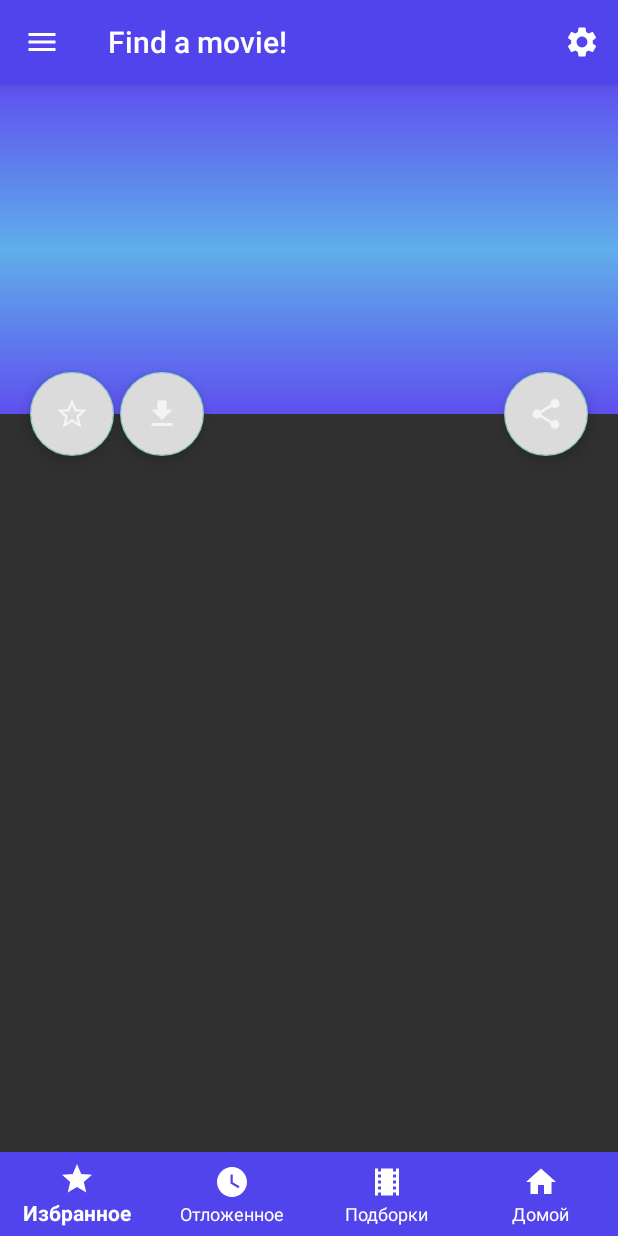
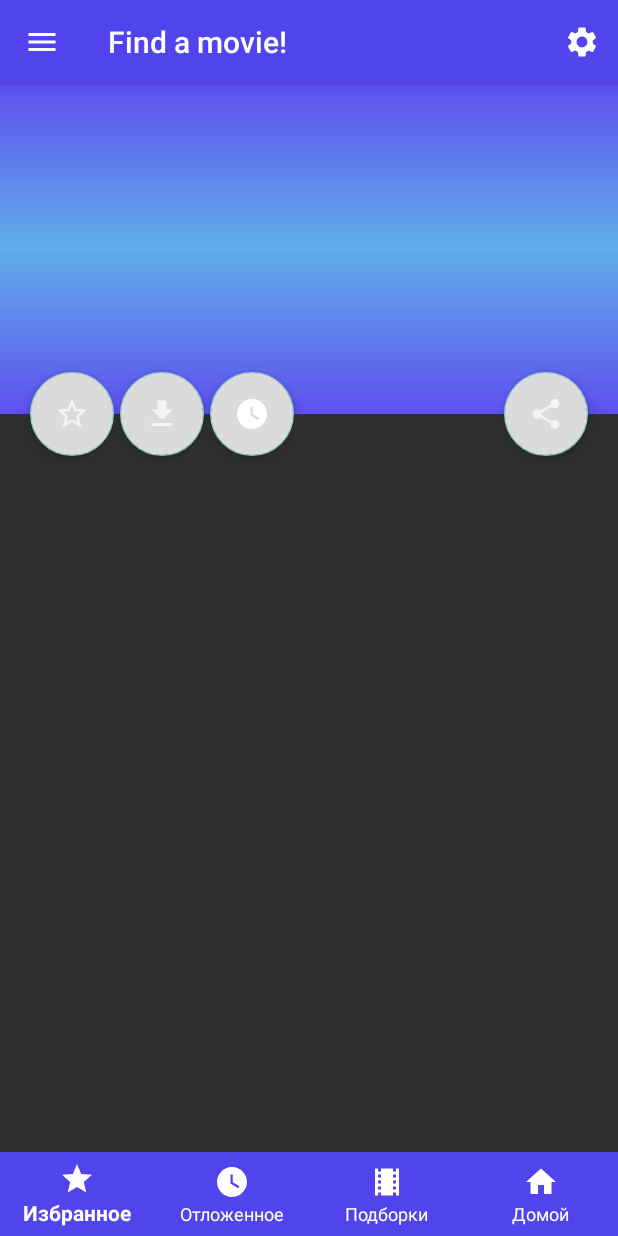
Before and after one commit to RVKovalchuk/PetProject_app_MovieSearch, an Android app: the fragment DetailsFragment placed in its activity, on a phone screen of 412 x 824 dp. Run offline under Robolectric (Android 15) with nearby library versions, the light colour scheme and no system bars; our stand-ins replace Room's generated code, RxJava; pictures from the network do not load; 7 statements that could not run were skipped.

Commit message:
Added Notification of WatchLaterButton

```diff
--- a/app/src/main/java/com/example/moviesearch/data/entity/FilmConstants.kt
+++ /dev/null
@@ -1,5 +0,0 @@
-package com.example.moviesearch.data.entity
-
-object FilmConstants {
-    const val FILM_BUNDLE_KEY = "film"
-}
--- a/app/src/main/java/com/example/moviesearch/view/MainActivity.kt
+++ b/app/src/main/java/com/example/moviesearch/view/MainActivity.kt
@@ -11,7 +11,6 @@ import androidx.fragment.app.Fragment
 import com.example.domain.Film
 import com.example.moviesearch.utils.ConnectionChecker
 import com.example.moviesearch.R
-import com.example.moviesearch.data.entity.FilmConstants
 import com.example.moviesearch.view.fragments.*
 import com.google.android.material.bottomnavigation.BottomNavigationView
 
@@ -115,7 +114,7 @@ class MainActivity : AppCompatActivity() {
 
     fun launchDetailsFragment(film: Film) {
         val bundle = Bundle()
-        bundle.putParcelable(FilmConstants.FILM_BUNDLE_KEY, film)
+        bundle.putParcelable(FILM_BUNDLE_KEY, film)
         val fragment = DetailsFragment()
         fragment.arguments = bundle
 
@@ -132,5 +131,6 @@ class MainActivity : AppCompatActivity() {
         private const val TAG_HOME = "home"
         private const val TAG_WATCH_LATER = "watch later"
         private const val TAG_SELECTION = "selection"
+        const val FILM_BUNDLE_KEY = "film"
     }
 }
--- a/app/src/main/java/com/example/moviesearch/view/fragments/DetailsFragment.kt
+++ b/app/src/main/java/com/example/moviesearch/view/fragments/DetailsFragment.kt
@@ -24,7 +24,8 @@ import com.bumptech.glide.Glide
 import com.example.domain.ApiConstants
 import com.example.domain.Film
 import com.example.moviesearch.R
-import com.example.moviesearch.data.entity.FilmConstants
+import com.example.moviesearch.view.MainActivity
+import com.example.moviesearch.view.notifications.NotificationHelper
 import com.example.moviesearch.viewmodel.DetailsFragmentViewModel
 import com.google.android.material.floatingactionbutton.FloatingActionButton
 import kotlinx.coroutines.*
@@ -49,6 +50,7 @@ class DetailsFragment : Fragment() {
         super.onViewCreated(view, savedInstanceState)
         setDetails()
         pressDownload()
+        clickOnWatchLater()
     }
 
     private fun checkPermission(): Boolean {
@@ -122,15 +124,16 @@ class DetailsFragment : Fragment() {
         }
     }
 
-    private fun pressDownload(){
-       val downloadButton =  view?.findViewById<FloatingActionButton>(R.id.fragment_details_fab_load_poster)
+    private fun pressDownload() {
+        val downloadButton =
+            view?.findViewById<FloatingActionButton>(R.id.fragment_details_fab_load_poster)
         downloadButton?.setOnClickListener {
             performAsyncLoadOfPoster()
         }
     }
 
     private fun setDetails() {
-        film = arguments?.get(FilmConstants.FILM_BUNDLE_KEY) as Film
+        film = arguments?.get(MainActivity.FILM_BUNDLE_KEY) as Film
         val fragmentDetailsButtonFavorites =
             view?.findViewById<FloatingActionButton>(R.id.fragment_details_fab_favorites)
         val fragmentDetailsButtonShare =
@@ -176,4 +179,13 @@ class DetailsFragment : Fragment() {
         }
     }
 
+    fun clickOnWatchLater() {
+        val buttonWatchLater =
+            view?.findViewById<FloatingActionButton>(R.id.fragment_details_fab_watch_later)
+        buttonWatchLater?.setOnClickListener {
+            NotificationHelper.createNotification(requireContext(), film)
+        }
+    }
+
+
 }
--- a/app/src/main/res/layout/fragment_details.xml
+++ b/app/src/main/res/layout/fragment_details.xml
@@ -66,6 +66,19 @@
         app:srcCompat="@drawable/ic_fragment_details_favorite_no" />
 
     <com.google.android.material.floatingactionbutton.FloatingActionButton
+        android:id="@+id/fragment_details_fab_watch_later"
+        android:layout_width="wrap_content"
+        android:layout_height="wrap_content"
+        android:layout_marginStart="@dimen/fragment_details_fab_margin_x3"
+        android:layout_marginTop="@dimen/fragment_details_fab_margin"
+        android:background="@color/white"
+        android:backgroundTint="@color/grey_almost_white"
+        android:contentDescription="@string/description_fab"
+        app:layout_anchor="@id/fragment_details_app_bar"
+        app:layout_anchorGravity="bottom|start"
+        app:srcCompat="@drawable/ic_menu_watch_later" />
+
+    <com.google.android.material.floatingactionbutton.FloatingActionButton
         android:id="@+id/fragment_details_fab_load_poster"
         android:layout_width="wrap_content"
         android:layout_height="wrap_content"
--- a/app/src/main/res/values/dimens.xml
+++ b/app/src/main/res/values/dimens.xml
@@ -27,6 +27,7 @@
     <dimen name="fragment_details_collapsing_toolbar_layout_minheight">60dp</dimen>
     <dimen name="fragment_details_fab_margin">20dp</dimen>
     <dimen name="fragment_details_fab_margin_x2">80dp</dimen>
+    <dimen name="fragment_details_fab_margin_x3">140dp</dimen>
     <dimen name="fragment_details_text_view_margin">16dp</dimen>
 
     //film_item
```
Also changed, not shown: app/src/main/java/com/example/moviesearch/App.kt (+16 -0 lines), app/src/main/java/com/example/moviesearch/view/notifications/NotificationConstants.kt (added, +9 -0 lines), app/src/main/java/com/example/moviesearch/view/notifications/NotificationHelper.kt (added, +52 -0 lines).
